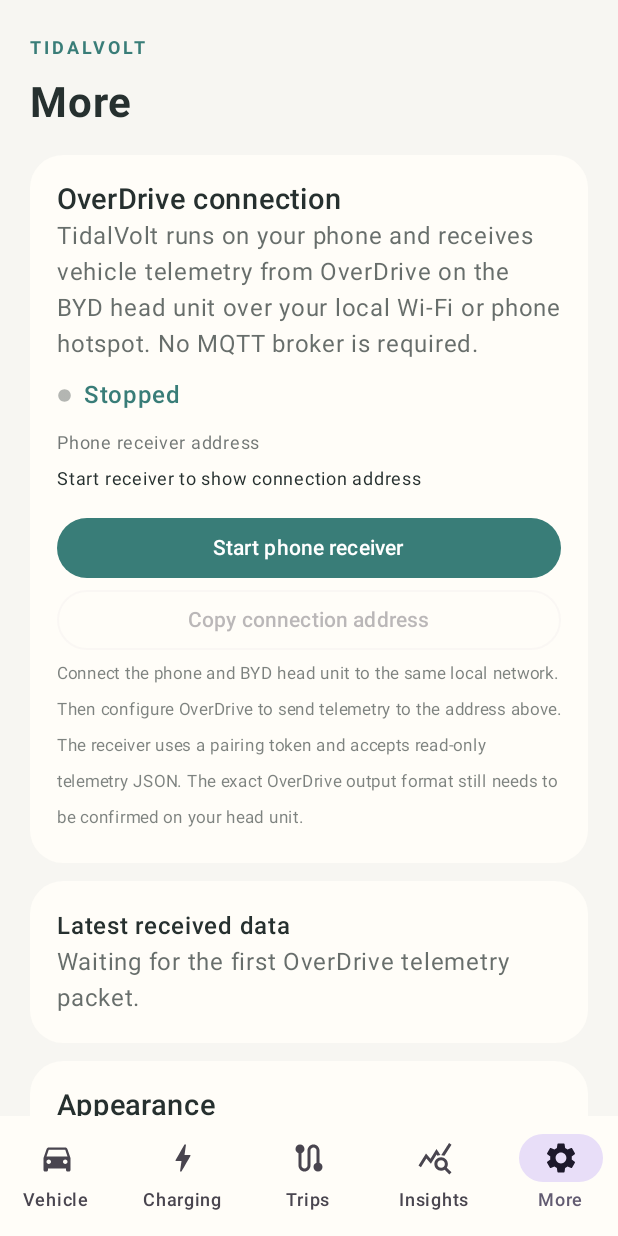
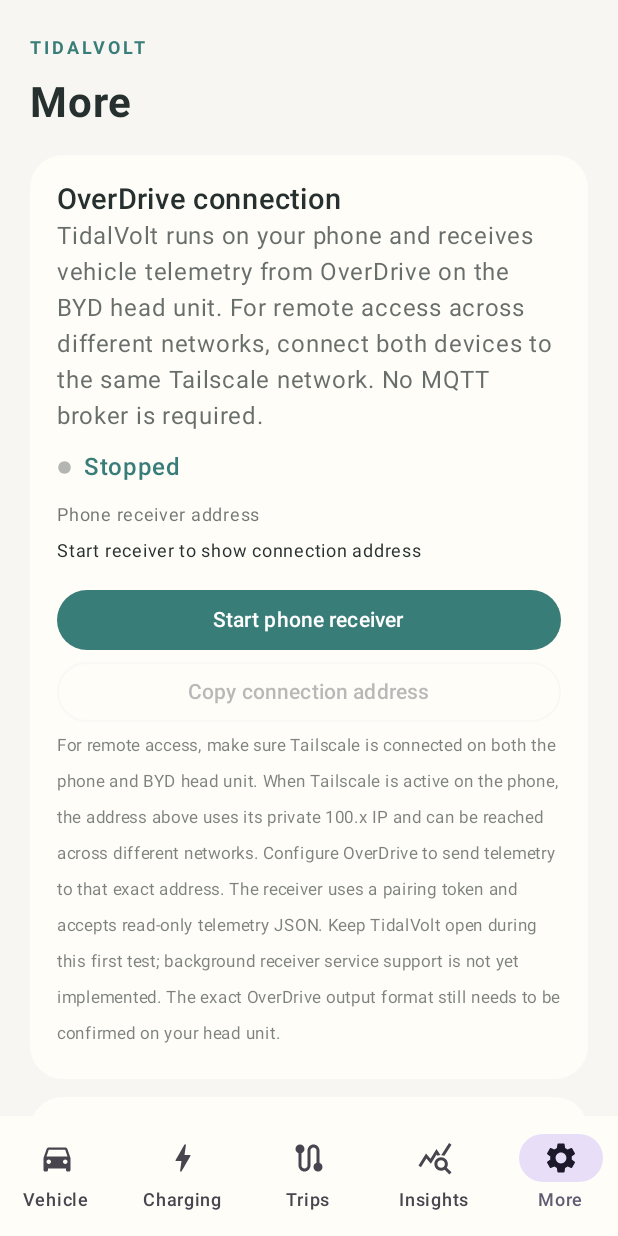
Before and after one commit to cryptomike87/TidalVolt-Ev-mate, an Android app built with Jetpack Compose: the screen it shows after launch (MainActivity), item 5 of the bottom bar chosen, on a phone screen of 412 x 824 dp. Run offline under Robolectric (Android 15) with nearby library versions, the phone set to English and light mode, and no system bars; libraries missing offline, so code that uses them is left out: org.java_websocket, org.java_websocket.handshake, org.java_websocket.server.

Commit message:
ui: explain remote Tailscale connection in OverDrive settings

```diff
--- a/app/src/main/java/com/tidalvolt/app/MainActivity.kt
+++ b/app/src/main/java/com/tidalvolt/app/MainActivity.kt
@@ -398,7 +398,7 @@ private fun MoreScreen(card: Color, fg: Color, accent: Color, dark: Boolean, set
 
     Panel(card) {
         Text("OverDrive connection", color = fg, fontWeight = FontWeight.SemiBold, fontSize = 19.sp)
-        Text("TidalVolt runs on your phone and receives vehicle telemetry from OverDrive on the BYD head unit over your local Wi-Fi or phone hotspot. No MQTT broker is required.", color = fg.copy(alpha=.7f))
+        Text("TidalVolt runs on your phone and receives vehicle telemetry from OverDrive on the BYD head unit. For remote access across different networks, connect both devices to the same Tailscale network. No MQTT broker is required.", color = fg.copy(alpha=.7f))
         Spacer(Modifier.height(10.dp))
         Row(verticalAlignment = Alignment.CenterVertically) {
             Icon(Icons.Default.Circle, contentDescription = null, tint = if (receiverConnected) Color(0xFF2EAA70) else fg.copy(alpha=.35f), modifier = Modifier.size(10.dp))
@@ -429,7 +429,7 @@ private fun MoreScreen(card: Color, fg: Color, accent: Color, dark: Boolean, set
             enabled = receiverStarted && receiverEndpoint.startsWith("ws://"),
             modifier = Modifier.fillMaxWidth()
         ) { Text("Copy connection address") }
-        Text("Connect the phone and BYD head unit to the same local network. Then configure OverDrive to send telemetry to the address above. The receiver uses a pairing token and accepts read-only telemetry JSON. The exact OverDrive output format still needs to be confirmed on your head unit.", color = fg.copy(alpha=.6f), fontSize = 11.sp)
+        Text("For remote access, make sure Tailscale is connected on both the phone and BYD head unit. When Tailscale is active on the phone, the address above uses its private 100.x IP and can be reached across different networks. Configure OverDrive to send telemetry to that exact address. The receiver uses a pairing token and accepts read-only telemetry JSON. Keep TidalVolt open during this first test; background receiver service support is not yet implemented. The exact OverDrive output format still needs to be confirmed on your head unit.", color = fg.copy(alpha=.6f), fontSize = 11.sp)
     }
     Spacer(Modifier.height(12.dp))
     Panel(card) {
```
